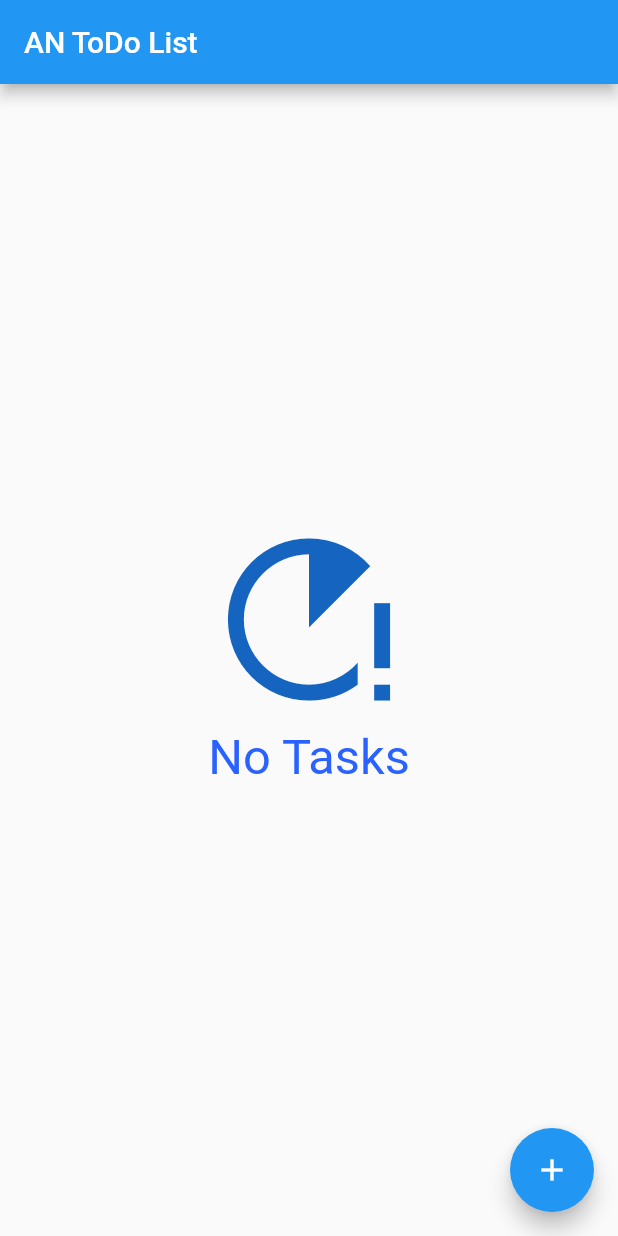
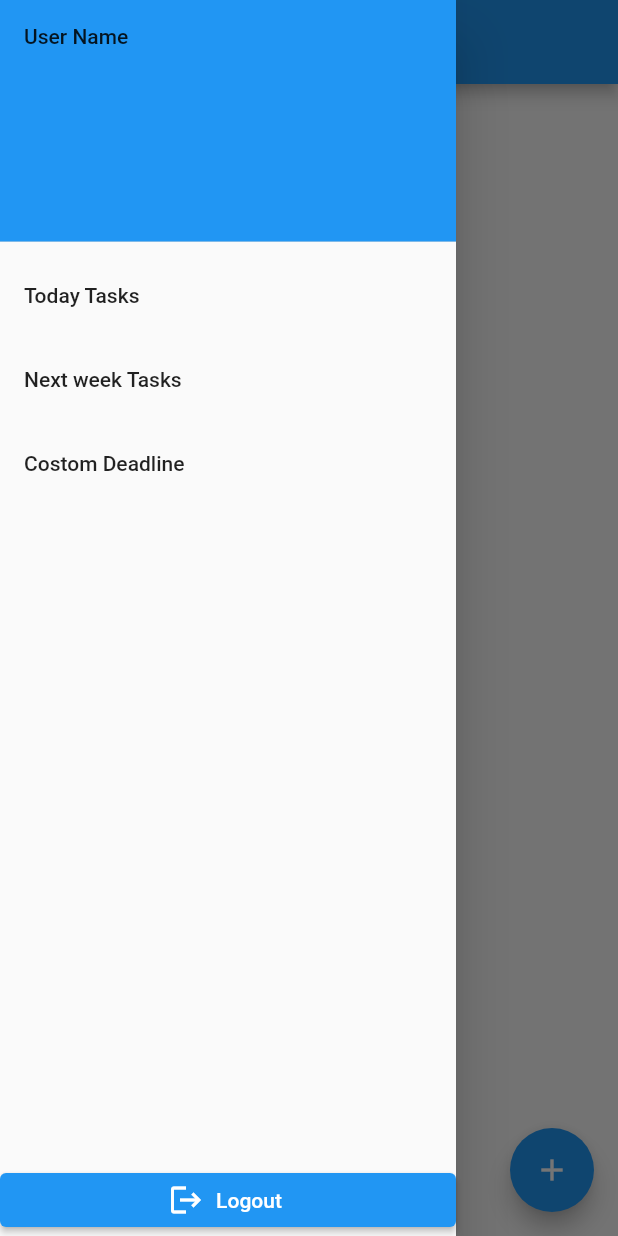
Before and after one commit to AdhamNour/ToDo, a Flutter app: the screen it shows after launch, with the side drawer open (before the commit the screen has no drawer), on a phone screen of 412 x 824 dp. Run offline on Flutter 3.47's test engine with Material 2 defaults, Android fonts, the phone set to English and light mode, and no system bars; our stand-ins replace moor_flutter; generated files the repository leaves out were written again.

Commit message:
finished app drawer

```diff
--- /dev/null
+++ b/lib/components/AppDrawer/Drawer.dart
@@ -0,0 +1,54 @@
+import 'package:flutter/material.dart';
+
+class AppDrawer extends StatelessWidget {
+  const AppDrawer({Key? key}) : super(key: key);
+
+  @override
+  Widget build(BuildContext context) {
+    return Drawer(
+      // Add a ListView to the drawer. This ensures the user can scroll
+      // through the options in the drawer if there isn't enough vertical
+      // space to fit everything.
+      child: Column(
+        children: [
+          DrawerHeader(
+            decoration: BoxDecoration(
+              color: Colors.blue,
+            ),
+            child: Text('User Name'),
+          ),
+          Expanded(
+            child: ListView(
+              // Important: Remove any padding from the ListView.
+              padding: EdgeInsets.zero,
+              children: <Widget>[
+                ListTile(
+                  title: Text('Today Tasks'),
+                  onTap: () {
+                    // Update the state of the app.
+                    // ...
+                  },
+                ),
+                ListTile(
+                  title: Text('Next week Tasks'),
+                  onTap: () {
+                    // Update the state of the app.
+                    // ...
+                  },
+                ),
+                ListTile(title: Text('Costom Deadline'))
+              ],
+            ),
+          ),
+          ElevatedButton.icon(
+            onPressed: () {},
+            icon: Icon(Icons.logout),
+            label: Text('Logout'),
+          )
+        ],
+        crossAxisAlignment: CrossAxisAlignment.stretch,
+      ),
+    );
+    ;
+  }
+}
--- a/lib/screens/HomeScreen.dart
+++ b/lib/screens/HomeScreen.dart
@@ -1,6 +1,7 @@
 import 'package:flutter/material.dart';
 import 'package:provider/provider.dart';
 import 'package:todo/components/AddingTaskFloatingActionButton.dart';
+import 'package:todo/components/AppDrawer/Drawer.dart';
 import 'package:todo/components/TaskList/TaskList.dart';
 import 'package:todo/providers/Tasks.dart';
 
@@ -13,8 +14,9 @@ class HomeScreen extends StatelessWidget {
 
     return Scaffold(
       appBar: AppBar(
-        title: Text("AN ToDo List"),
+        title: Text("AN ToDo List")
       ),
+      drawer: AppDrawer(),
       body: TaskList(),
       floatingActionButton: AddingTaskFloatingActionButton(),
     );
--- a/lib/screens/TaskScreen.dart
+++ b/lib/screens/TaskScreen.dart
@@ -2,6 +2,7 @@ import 'package:flutter/material.dart';
 import 'package:provider/provider.dart';
 import 'package:todo/Models/Task.dart';
 import 'package:todo/components/AddingTaskFloatingActionButton.dart';
+import 'package:todo/components/AppDrawer/Drawer.dart';
 import 'package:todo/components/TaskList/TaskList.dart';
 import 'package:todo/providers/Tasks.dart';
 
@@ -31,6 +32,7 @@ class _TaskScreenState extends State<TaskScreen> {
               icon: Icon(Icons.delete_rounded))
         ],
       ),
+      drawer: AppDrawer(),
       body: Column(
         children: [
           Padding(
```
